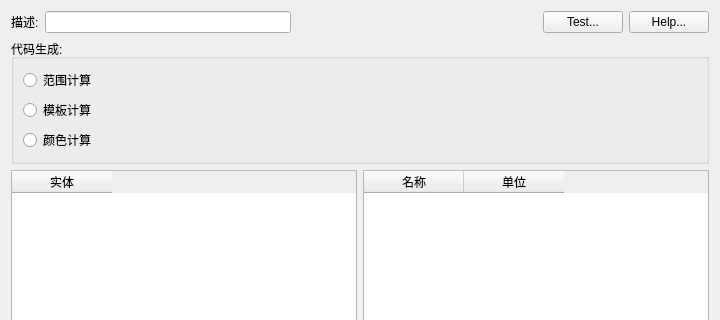
First picture: the form in AddPlotPair.ui, repository whatudone/plotxy, before the edit; both pictures show x 0 to 720 and y 0 to 320 of the 720 by 847 pixel window.
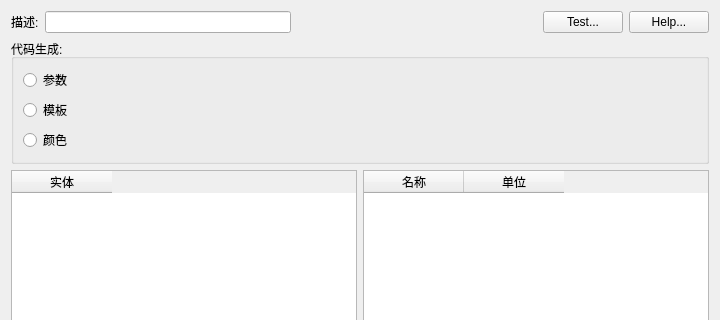
Second picture: the form after the edit.

Commit message: 1、修改界面 2、修复measure模式问题

The edit to the form file:
```diff
--- a/AddPlotPair.ui
+++ b/AddPlotPair.ui
@@ -1808,21 +1808,21 @@
           <item>
            <widget class="QRadioButton" name="radioButton_lightParameter">
             <property name="text">
-             <string>范围计算</string>
+             <string>参数</string>
             </property>
            </widget>
           </item>
           <item>
            <widget class="QRadioButton" name="radioButton_13">
             <property name="text">
-             <string>模板计算</string>
+             <string>模板</string>
             </property>
            </widget>
           </item>
           <item>
            <widget class="QRadioButton" name="radioButton_14">
             <property name="text">
-             <string>颜色计算</string>
+             <string>颜色</string>
             </property>
            </widget>
           </item>
```
Left out of the diff: 4 changed lines with no effect on the pictures. The commit also changes 4 other files.
